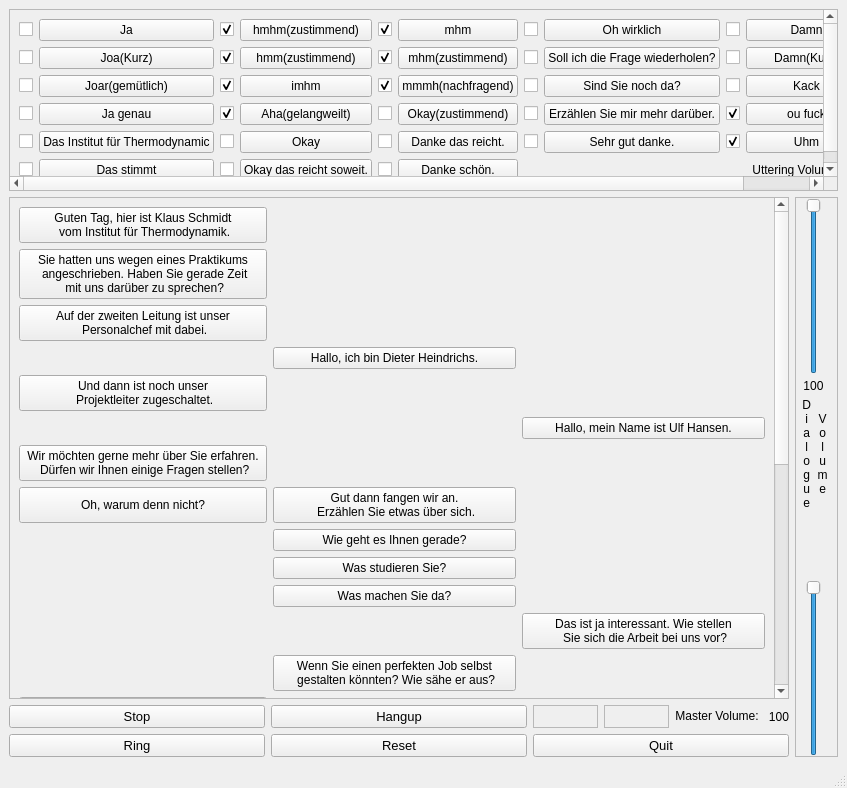
Qt form DialogueSampler.ui (JoReIMT/Dialogue-Sample-Player) before a commit.
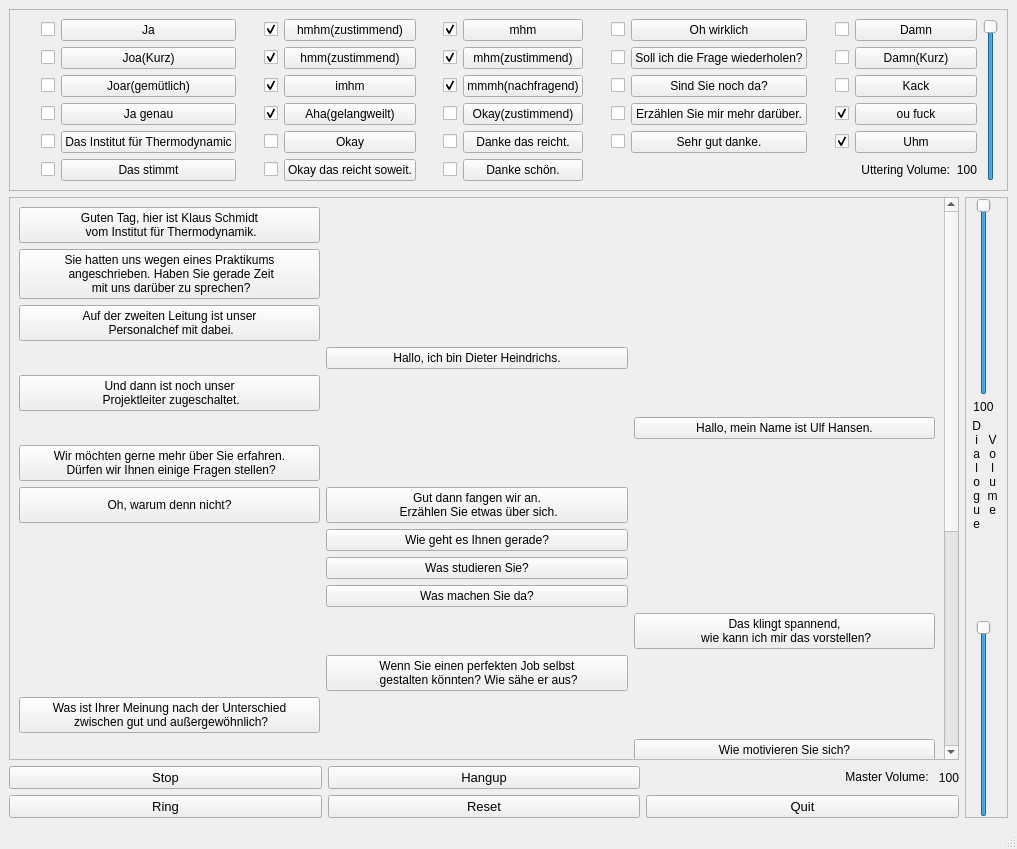
The same form after that commit. Icons and pictures are not drawn.

```diff
--- a/DialogueSampler.ui
+++ b/DialogueSampler.ui
@@ -6,8 +6,8 @@
    <rect>
     <x>0</x>
     <y>0</y>
-    <width>847</width>
-    <height>788</height>
+    <width>1017</width>
+    <height>849</height>
    </rect>
   </property>
   <property name="sizePolicy">
@@ -44,25 +44,11 @@
         <rect>
          <x>0</x>
          <y>0</y>
-         <width>766</width>
-         <height>922</height>
+         <width>918</width>
+         <height>1136</height>
         </rect>
        </property>
        <layout class="QGridLayout" name="gridLayout">
-        <item row="17" column="2">
-         <widget class="QPushButton" name="pushButton_50">
-          <property name="sizePolicy">
-           <sizepolicy hsizetype="Minimum" vsizetype="Minimum">
-            <horstretch>0</horstretch>
-            <verstretch>0</verstretch>
-           </sizepolicy>
-          </property>
-          <property name="text">
-           <string>Das ist ja interessant. Wie stellen 
- Sie sich die Arbeit bei uns vor?</string>
-          </property>
-         </widget>
-        </item>
         <item row="22" column="2">
          <widget class="QPushButton" name="pushButton_41">
           <property name="sizePolicy">
@@ -129,20 +115,6 @@
           </property>
          </widget>
         </item>
-        <item row="34" column="2">
-         <widget class="QPushButton" name="pushButton_57">
-          <property name="sizePolicy">
-           <sizepolicy hsizetype="Minimum" vsizetype="Minimum">
-            <horstretch>0</horstretch>
-            <verstretch>0</verstretch>
-           </sizepolicy>
-          </property>
-          <property name="text">
-           <string>Das klingt spannend, 
- wie kann ich mir das vorstellen?</string>
-          </property>
-         </widget>
-        </item>
         <item row="30" column="1">
          <widget class="QPushButton" name="pushButton_49">
           <property name="sizePolicy">
@@ -414,6 +386,34 @@
           </property>
          </widget>
         </item>
+        <item row="35" column="2">
+         <widget class="QPushButton" name="pushButton_50">
+          <property name="sizePolicy">
+           <sizepolicy hsizetype="Minimum" vsizetype="Minimum">
+            <horstretch>0</horstretch>
+            <verstretch>0</verstretch>
+           </sizepolicy>
+          </property>
+          <property name="text">
+           <string>Das ist ja interessant. Wie stellen 
+ Sie sich die Arbeit bei uns vor?</string>
+          </property>
+         </widget>
+        </item>
+        <item row="14" column="2">
+         <widget class="QPushButton" name="pushButton_57">
+          <property name="sizePolicy">
+           <sizepolicy hsizetype="Minimum" vsizetype="Minimum">
+            <horstretch>0</horstretch>
+            <verstretch>0</verstretch>
+           </sizepolicy>
+          </property>
+          <property name="text">
+           <string>Das klingt spannend, 
+ wie kann ich mir das vorstellen?</string>
+          </property>
+         </widget>
+        </item>
        </layout>
       </widget>
      </widget>
@@ -483,20 +483,23 @@
       <item row="0" column="0">
        <widget class="QFrame" name="frame_4">
         <property name="frameShape">
-         <enum>QFrame::StyledPanel</enum>
+         <enum>QFrame::NoFrame</enum>
         </property>
         <property name="frameShadow">
-         <enum>QFrame::Raised</enum>
+         <enum>QFrame::Plain</enum>
         </property>
        </widget>
       </item>
       <item row="0" column="1">
        <widget class="QFrame" name="frame_6">
         <property name="frameShape">
-         <enum>QFrame::StyledPanel</enum>
+         <enum>QFrame::NoFrame</enum>
         </property>
         <property name="frameShadow">
-         <enum>QFrame::Raised</enum>
+         <enum>QFrame::Plain</enum>
+        </property>
+        <property name="lineWidth">
+         <number>0</number>
         </property>
        </widget>
       </item>
@@ -687,8 +690,8 @@
         <rect>
          <x>0</x>
          <y>0</y>
-         <width>827</width>
-         <height>186</height>
+         <width>991</width>
+         <height>225</height>
         </rect>
        </property>
        <layout class="QGridLayout" name="gridLayout_8">
@@ -1065,7 +1068,7 @@
            <number>100</number>
           </property>
           <property name="value">
-           <number>55</number>
+           <number>100</number>
           </property>
           <property name="orientation">
            <enum>Qt::Vertical</enum>
@@ -1111,7 +1114,7 @@
                </size>
               </property>
               <property name="text">
-               <string>55</string>
+               <string>100</string>
               </property>
               <property name="alignment">
                <set>Qt::AlignRight|Qt::AlignTrailing|Qt::AlignVCenter</set>
@@ -1124,6 +1127,9 @@
         </item>
         <item row="5" column="2">
          <widget class="QCheckBox" name="checkBox_56">
+          <property name="layoutDirection">
+           <enum>Qt::RightToLeft</enum>
+          </property>
           <property name="text">
            <string/>
           </property>
@@ -1131,6 +1137,9 @@
         </item>
         <item row="3" column="2">
          <widget class="QCheckBox" name="checkBox_83">
+          <property name="layoutDirection">
+           <enum>Qt::RightToLeft</enum>
+          </property>
           <property name="text">
            <string/>
           </property>
@@ -1141,6 +1150,9 @@
         </item>
         <item row="4" column="2">
          <widget class="QCheckBox" name="checkBox_86">
+          <property name="layoutDirection">
+           <enum>Qt::RightToLeft</enum>
+          </property>
           <property name="text">
            <string/>
           </property>
@@ -1148,6 +1160,9 @@
         </item>
         <item row="2" column="4">
          <widget class="QCheckBox" name="checkBox_87">
+          <property name="layoutDirection">
+           <enum>Qt::RightToLeft</enum>
+          </property>
           <property name="text">
            <string/>
           </property>
@@ -1158,6 +1173,9 @@
         </item>
         <item row="0" column="4">
          <widget class="QCheckBox" name="checkBox_81">
+          <property name="layoutDirection">
+           <enum>Qt::RightToLeft</enum>
+          </property>
           <property name="text">
            <string/>
           </property>
@@ -1168,6 +1186,9 @@
         </item>
         <item row="3" column="4">
          <widget class="QCheckBox" name="checkBox_90">
+          <property name="layoutDirection">
+           <enum>Qt::RightToLeft</enum>
+          </property>
           <property name="text">
            <string/>
           </property>
@@ -1175,6 +1196,9 @@
         </item>
         <item row="1" column="4">
          <widget class="QCheckBox" name="checkBox_58">
+          <property name="layoutDirection">
+           <enum>Qt::RightToLeft</enum>
+          </property>
           <property name="text">
            <string/>
           </property>
@@ -1185,6 +1209,9 @@
         </item>
         <item row="0" column="0">
          <widget class="QCheckBox" name="checkBox_18">
+          <property name="layoutDirection">
+           <enum>Qt::RightToLeft</enum>
+          </property>
           <property name="text">
            <string/>
           </property>
@@ -1192,6 +1219,9 @@
         </item>
         <item row="2" column="6">
          <widget class="QCheckBox" name="checkBox_79">
+          <property name="layoutDirection">
+           <enum>Qt::RightToLeft</enum>
+          </property>
           <property name="text">
            <string/>
           </property>
@@ -1199,6 +1229,9 @@
         </item>
         <item row="0" column="6">
          <widget class="QCheckBox" name="checkBox_85">
+          <property name="layoutDirection">
+           <enum>Qt::RightToLeft</enum>
+          </property>
           <property name="text">
            <string/>
           </property>
@@ -1206,6 +1239,9 @@
         </item>
         <item row="4" column="6">
          <widget class="QCheckBox" name="checkBox_54">
+          <property name="layoutDirection">
+           <enum>Qt::RightToLeft</enum>
+          </property>
           <property name="text">
            <string/>
           </property>
@@ -1213,6 +1249,9 @@
         </item>
         <item row="4" column="4">
          <widget class="QCheckBox" name="checkBox_59">
+          <property name="layoutDirection">
+           <enum>Qt::RightToLeft</enum>
+          </property>
           <property name="text">
            <string/>
           </property>
@@ -1220,6 +1259,9 @@
         </item>
         <item row="3" column="6">
          <widget class="QCheckBox" name="checkBox_52">
+          <property name="layoutDirection">
+           <enum>Qt::RightToLeft</enum>
+          </property>
           <property name="text">
            <string/>
           </property>
@@ -1227,6 +1269,9 @@
         </item>
         <item row="5" column="4">
          <widget class="QCheckBox" name="checkBox_48">
+          <property name="layoutDirection">
+           <enum>Qt::RightToLeft</enum>
+          </property>
           <property name="text">
            <string/>
           </property>
@@ -1234,6 +1279,9 @@
         </item>
         <item row="1" column="6">
          <widget class="QCheckBox" name="checkBox_78">
+          <property name="layoutDirection">
+           <enum>Qt::RightToLeft</enum>
+          </property>
           <property name="text">
            <string/>
           </property>
@@ -1241,6 +1289,9 @@
         </item>
         <item row="1" column="0">
          <widget class="QCheckBox" name="checkBox_21">
+          <property name="layoutDirection">
+           <enum>Qt::RightToLeft</enum>
+          </property>
           <property name="text">
            <string/>
           </property>
@@ -1248,6 +1299,9 @@
         </item>
         <item row="2" column="0">
          <widget class="QCheckBox" name="checkBox_20">
+          <property name="layoutDirection">
+           <enum>Qt::RightToLeft</enum>
+          </property>
           <property name="text">
            <string/>
           </property>
@@ -1255,6 +1309,9 @@
         </item>
         <item row="3" column="0">
          <widget class="QCheckBox" name="checkBox_24">
+          <property name="layoutDirection">
+           <enum>Qt::RightToLeft</enum>
+          </property>
           <property name="text">
            <string/>
           </property>
@@ -1262,6 +1319,9 @@
         </item>
         <item row="4" column="0">
          <widget class="QCheckBox" name="checkBox_31">
+          <property name="layoutDirection">
+           <enum>Qt::RightToLeft</enum>
+          </property>
           <property name="text">
            <string/>
           </property>
@@ -1269,6 +1329,9 @@
         </item>
         <item row="5" column="0">
          <widget class="QCheckBox" name="checkBox_33">
+          <property name="layoutDirection">
+           <enum>Qt::RightToLeft</enum>
+          </property>
           <property name="text">
            <string/>
           </property>
@@ -1276,6 +1339,9 @@
         </item>
         <item row="0" column="2">
          <widget class="QCheckBox" name="checkBox_80">
+          <property name="layoutDirection">
+           <enum>Qt::RightToLeft</enum>
+          </property>
           <property name="text">
            <string/>
           </property>
@@ -1286,6 +1352,9 @@
         </item>
         <item row="1" column="2">
          <widget class="QCheckBox" name="checkBox_40">
+          <property name="layoutDirection">
+           <enum>Qt::RightToLeft</enum>
+          </property>
           <property name="text">
            <string/>
           </property>
@@ -1296,6 +1365,9 @@
         </item>
         <item row="2" column="2">
          <widget class="QCheckBox" name="checkBox_28">
+          <property name="layoutDirection">
+           <enum>Qt::RightToLeft</enum>
+          </property>
           <property name="text">
            <string/>
           </property>
@@ -1306,6 +1378,9 @@
         </item>
         <item row="0" column="8">
          <widget class="QCheckBox" name="checkBox_36">
+          <property name="layoutDirection">
+           <enum>Qt::RightToLeft</enum>
+          </property>
           <property name="text">
            <string/>
           </property>
@@ -1313,6 +1388,9 @@
         </item>
         <item row="1" column="8">
          <widget class="QCheckBox" name="checkBox_84">
+          <property name="layoutDirection">
+           <enum>Qt::RightToLeft</enum>
+          </property>
           <property name="text">
            <string/>
           </property>
@@ -1320,6 +1398,9 @@
         </item>
         <item row="2" column="8">
          <widget class="QCheckBox" name="checkBox_39">
+          <property name="layoutDirection">
+           <enum>Qt::RightToLeft</enum>
+          </property>
           <property name="text">
            <string/>
           </property>
@@ -1327,6 +1408,9 @@
         </item>
         <item row="3" column="8">
          <widget class="QCheckBox" name="checkBox_43">
+          <property name="layoutDirection">
+           <enum>Qt::RightToLeft</enum>
+          </property>
           <property name="text">
            <string/>
           </property>
@@ -1337,6 +1421,9 @@
         </item>
         <item row="4" column="8">
          <widget class="QCheckBox" name="checkBox_65">
+          <property name="layoutDirection">
+           <enum>Qt::RightToLeft</enum>
+          </property>
           <property name="text">
            <string/>
           </property>
```
Left out of the diff: 8 changed lines with no effect on the pictures.
